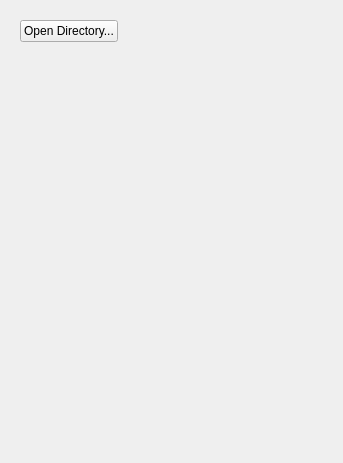
First picture: the form in ro.navicad.VTKDicom/pluginInterfaceWidget.ui, repository transbite/VTKTests, before the edit.
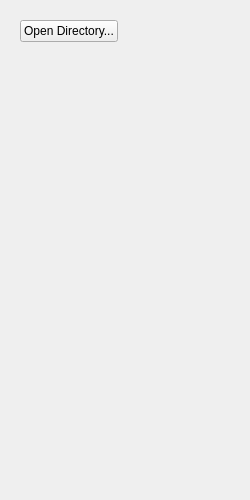
Second picture: the form after the edit.

Diff of the .ui file:
```diff
--- a/ro.navicad.VTKDicom/pluginInterfaceWidget.ui
+++ b/ro.navicad.VTKDicom/pluginInterfaceWidget.ui
@@ -6,10 +6,16 @@
    <rect>
     <x>0</x>
     <y>0</y>
-    <width>343</width>
-    <height>463</height>
+    <width>250</width>
+    <height>500</height>
    </rect>
   </property>
+  <property name="maximumSize">
+   <size>
+    <width>250</width>
+    <height>16777215</height>
+   </size>
+  </property>
   <property name="windowTitle">
    <string>Form</string>
   </property>
@@ -54,6 +60,12 @@
        <verstretch>1</verstretch>
       </sizepolicy>
      </property>
+     <property name="maximumSize">
+      <size>
+       <width>100</width>
+       <height>16777215</height>
+      </size>
+     </property>
     </widget>
    </item>
   </layout>
```
